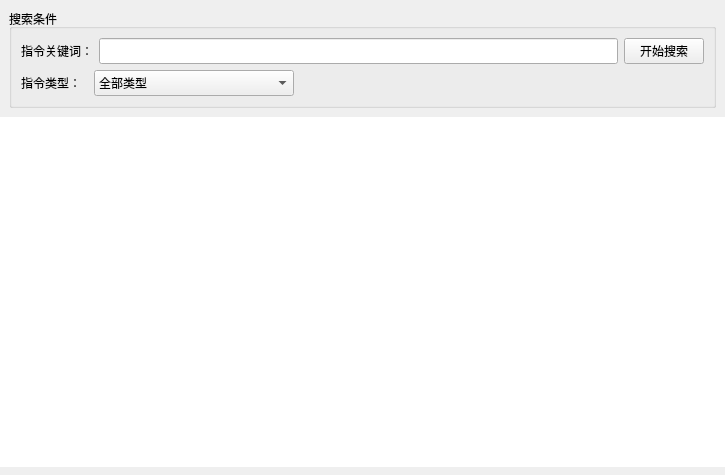
Before: the Qt Designer form DrillPluginInformationReader/Source/InformationModule/commandSearcherPart/p_CommandSearcherPart.ui in DrillUp/DrillPluginInformationReader, drawn with Qt 5.
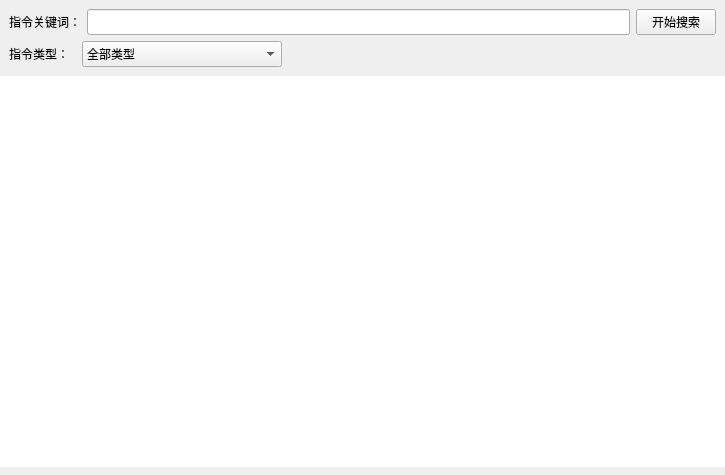
After: the same form once the commit is applied.

The edit to the form file:
```diff
--- a/DrillPluginInformationReader/Source/InformationModule/commandSearcherPart/p_CommandSearcherPart.ui
+++ b/DrillPluginInformationReader/Source/InformationModule/commandSearcherPart/p_CommandSearcherPart.ui
@@ -36,11 +36,20 @@
     <widget class="QWidget" name="widget" native="true">
      <layout class="QVBoxLayout" name="verticalLayout">
       <item>
-       <widget class="QGroupBox" name="groupBox">
-        <property name="title">
-         <string>搜索条件</string>
-        </property>
+       <widget class="QWidget" name="widget" native="true">
         <layout class="QGridLayout" name="gridLayout">
+         <property name="leftMargin">
+          <number>0</number>
+         </property>
+         <property name="topMargin">
+          <number>0</number>
+         </property>
+         <property name="rightMargin">
+          <number>0</number>
+         </property>
+         <property name="bottomMargin">
+          <number>0</number>
+         </property>
          <item row="0" column="0">
           <widget class="QLabel" name="label">
            <property name="text">
@@ -194,7 +203,7 @@
         <x>0</x>
         <y>0</y>
         <width>725</width>
-        <height>343</height>
+        <height>382</height>
        </rect>
       </property>
       <layout class="QVBoxLayout" name="verticalLayout_3" stretch="1">
```
